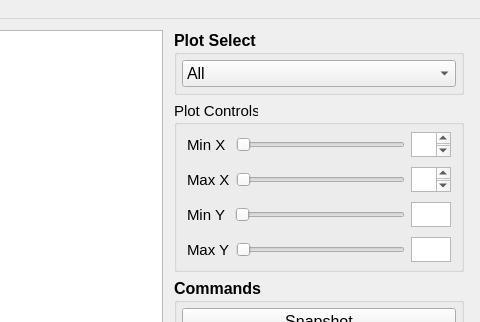
Above: gcs-2018/gcs-ui/mainwindow.ui from thl024/UCSD-Cansat-2017-18 before the change; both pictures show x 582 to 1062 and y 0 to 322 of the 1062 by 610 pixel window. Below: the same form after it.
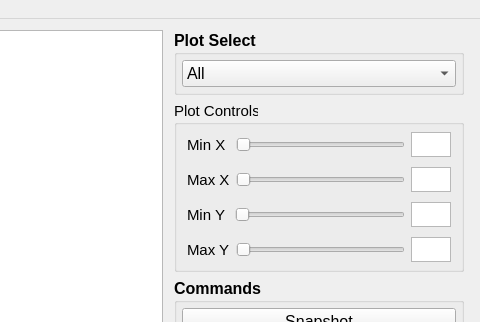
That is the form after the change.

Commit message: removed scrollbars from axes boxes

Diff of the .ui file:
```diff
--- a/gcs-2018/gcs-ui/mainwindow.ui
+++ b/gcs-2018/gcs-ui/mainwindow.ui
@@ -187,6 +187,12 @@
                  <height>25</height>
                 </size>
                </property>
+               <property name="verticalScrollBarPolicy">
+                <enum>Qt::ScrollBarAlwaysOff</enum>
+               </property>
+               <property name="horizontalScrollBarPolicy">
+                <enum>Qt::ScrollBarAlwaysOff</enum>
+               </property>
               </widget>
              </item>
             </layout>
@@ -380,6 +386,12 @@
                  <height>25</height>
                 </size>
                </property>
+               <property name="verticalScrollBarPolicy">
+                <enum>Qt::ScrollBarAlwaysOff</enum>
+               </property>
+               <property name="horizontalScrollBarPolicy">
+                <enum>Qt::ScrollBarAlwaysOff</enum>
+               </property>
               </widget>
              </item>
             </layout>
```
Left out of the diff: 2 changed lines with no effect on the pictures. The commit also changes 2 other files.
